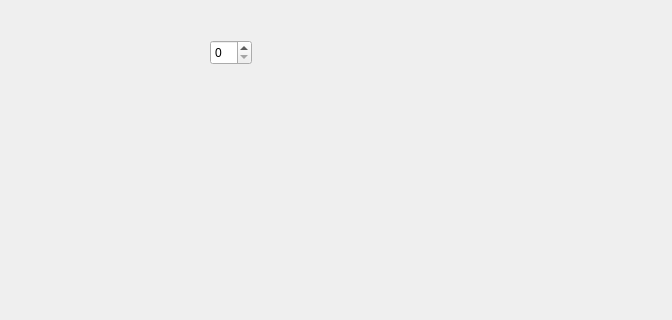
MakoQn/2025_KB231_Matvey_13, file mainwindow.ui: the form before one commit; both pictures show x 0 to 672 and y 0 to 320 of the 800 by 600 pixel window.
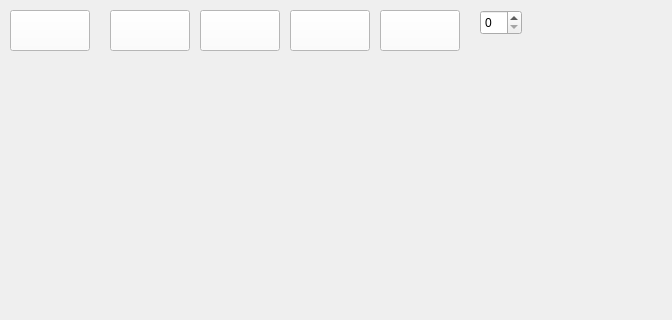
The form after the commit. Icons and pictures are not drawn.

What changed in the file:
```diff
--- a/mainwindow.ui
+++ b/mainwindow.ui
@@ -17,13 +17,98 @@
    <widget class="QSpinBox" name="spinBox">
     <property name="geometry">
      <rect>
-      <x>210</x>
-      <y>40</y>
+      <x>480</x>
+      <y>10</y>
       <width>42</width>
       <height>25</height>
      </rect>
     </property>
    </widget>
+   <widget class="QPushButton" name="DrawTool">
+    <property name="geometry">
+     <rect>
+      <x>10</x>
+      <y>10</y>
+      <width>80</width>
+      <height>41</height>
+     </rect>
+    </property>
+    <property name="styleSheet">
+     <string notr="true">image: url(:/images/source/images/drawToolIMG.jpg);
+background-color: rgb(255, 255, 255);</string>
+    </property>
+    <property name="text">
+     <string/>
+    </property>
+   </widget>
+   <widget class="QPushButton" name="Line">
+    <property name="geometry">
+     <rect>
+      <x>110</x>
+      <y>10</y>
+      <width>80</width>
+      <height>41</height>
+     </rect>
+    </property>
+    <property name="styleSheet">
+     <string notr="true">image: url(:/images/source/images/lineIMG.jpg);
+background-color: rgb(255, 255, 255);</string>
+    </property>
+    <property name="text">
+     <string/>
+    </property>
+   </widget>
+   <widget class="QPushButton" name="Rectangle">
+    <property name="geometry">
+     <rect>
+      <x>200</x>
+      <y>10</y>
+      <width>80</width>
+      <height>41</height>
+     </rect>
+    </property>
+    <property name="styleSheet">
+     <string notr="true">image: url(:/images/source/images/rectangleIMG.jpg);
+background-color: rgb(255, 255, 255);</string>
+    </property>
+    <property name="text">
+     <string/>
+    </property>
+   </widget>
+   <widget class="QPushButton" name="Ellipse">
+    <property name="geometry">
+     <rect>
+      <x>290</x>
+      <y>10</y>
+      <width>80</width>
+      <height>41</height>
+     </rect>
+    </property>
+    <property name="styleSheet">
+     <string notr="true">image: url(:/images/source/images/ellipseIMG.jpg);
+background-color: rgb(255, 255, 255);</string>
+    </property>
+    <property name="text">
+     <string/>
+    </property>
+   </widget>
+   <widget class="QPushButton" name="Color">
+    <property name="geometry">
+     <rect>
+      <x>380</x>
+      <y>10</y>
+      <width>80</width>
+      <height>41</height>
+     </rect>
+    </property>
+    <property name="styleSheet">
+     <string notr="true">image: url(:/images/source/images/colorIMG.jpg);
+background-color: rgb(255, 255, 255);</string>
+    </property>
+    <property name="text">
+     <string/>
+    </property>
+   </widget>
   </widget>
   <widget class="QMenuBar" name="menubar">
    <property name="geometry">
```
